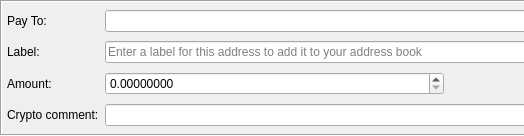
Above: src/gui/ui/transferframe.ui from Pennykoin-Dev-Team/pkgui before the change; both pictures show x 0 to 524 and y 0 to 136 of the 885 by 136 pixel window. Below: the same form after it.
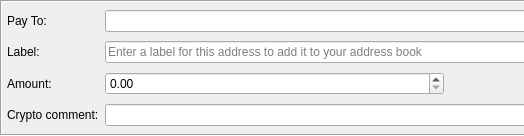
That is the form after the change. Icons and pictures are not drawn.

Commit message: decimal correction, lower message fee in sendframe

Patch:
```diff
--- a/src/gui/ui/transferframe.ui
+++ b/src/gui/ui/transferframe.ui
@@ -84,7 +84,7 @@
       <string notr="true"/>
      </property>
      <property name="decimals">
-      <number>8</number>
+      <number>2</number>
      </property>
      <property name="maximum">
       <double>999999999.999999046325684</double>
```
